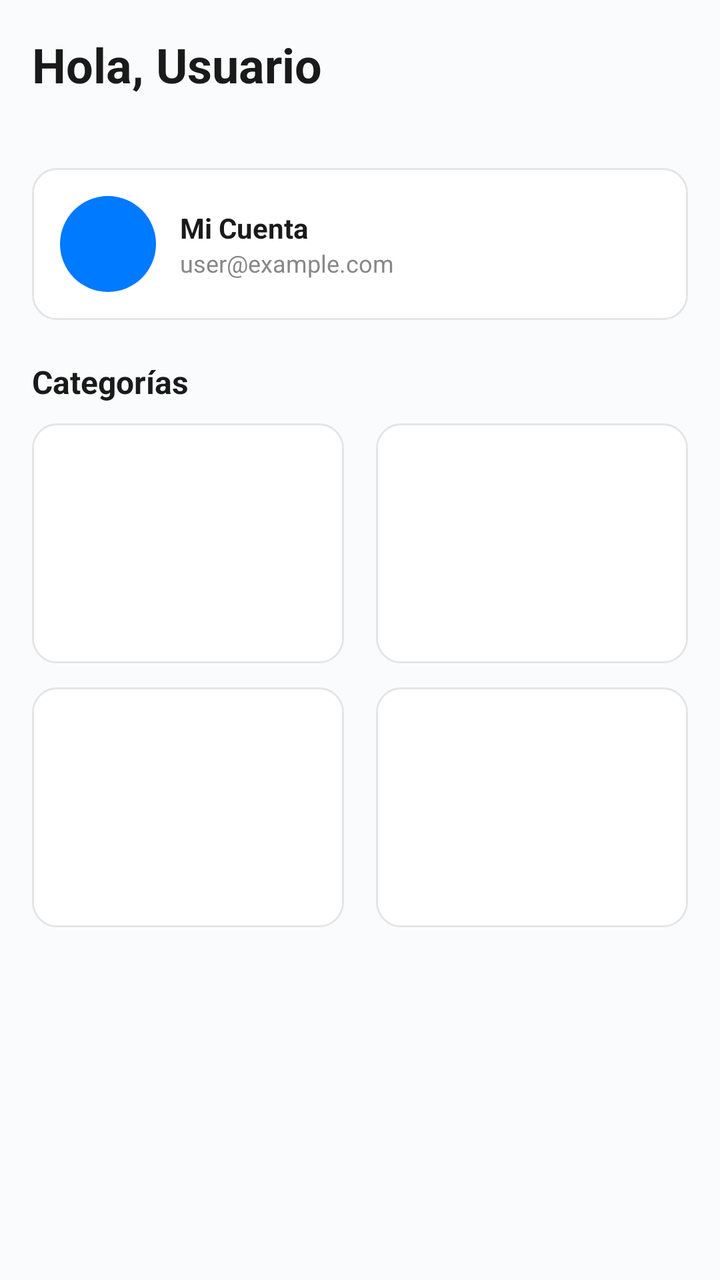
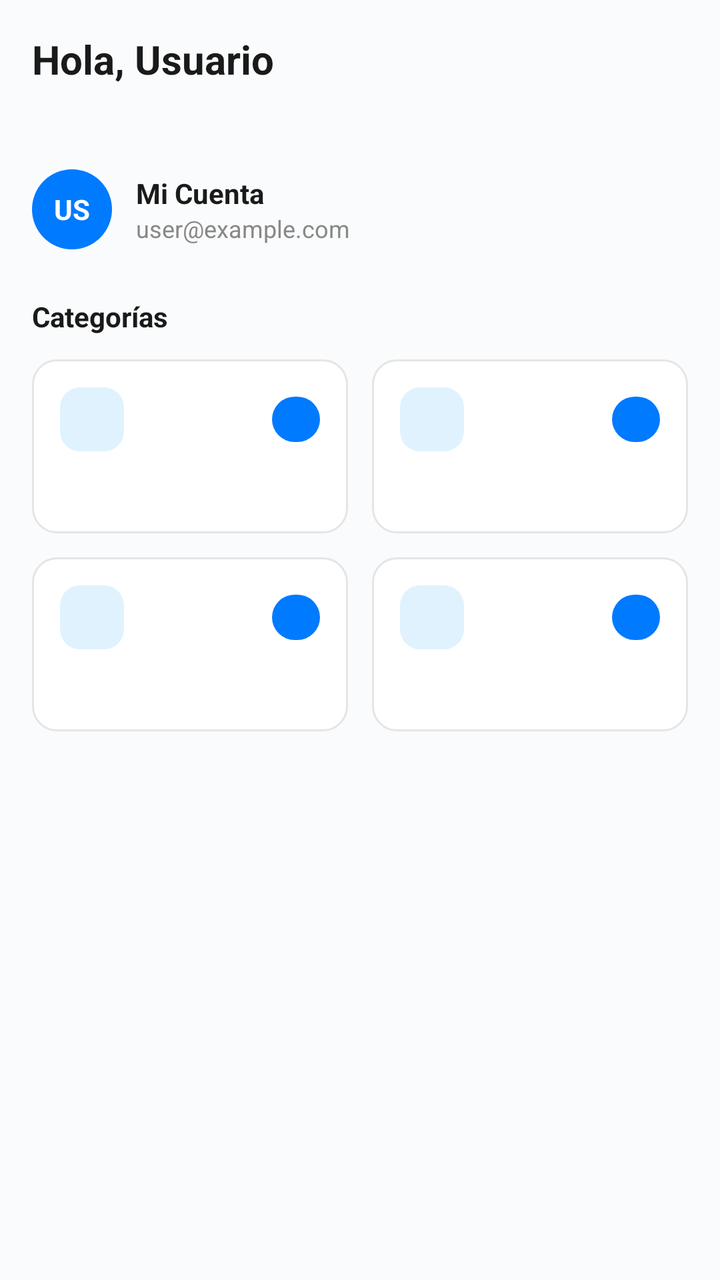

The first picture is an Android layout as it rendered before a commit; the second is the same layout after the commit. The layout source and the unified diff follow.
<!-- AndroidManifest.xml: application theme Theme.TaskManager -->
<!-- res/layout/fragment_home.xml -->
<?xml version="1.0" encoding="utf-8"?>
<ScrollView xmlns:android="http://schemas.android.com/apk/res/android"
    android:layout_width="match_parent"
    android:layout_height="match_parent"
    android:background="@color/background"
    android:fillViewport="true">

    <LinearLayout
        android:layout_width="match_parent"
        android:layout_height="wrap_content"
        android:orientation="vertical"
        android:padding="16dp">

        <TextView
            android:id="@+id/greeting"
            android:layout_width="wrap_content"
            android:layout_height="wrap_content"
            android:text="@string/hello_user"
            android:textColor="@color/text_primary"
            android:textSize="24sp"
            android:textStyle="bold" />

        <TextView
            android:id="@+id/greeting_date"
            android:layout_width="wrap_content"
            android:layout_height="wrap_content"
            android:layout_marginTop="2dp"
            android:textColor="@color/text_secondary"
            android:textSize="13sp" />

        <LinearLayout
            android:layout_width="match_parent"
            android:layout_height="wrap_content"
            android:layout_marginTop="16dp"
            android:background="@drawable/bg_card"
            android:gravity="center_vertical"
            android:orientation="horizontal"
            android:padding="14dp">

            <TextView
                android:layout_width="48dp"
                android:layout_height="48dp"
                android:background="@drawable/bg_avatar"
                android:gravity="center"
                android:text="@string/avatar_initials"
                android:textColor="@color/primary"
                android:textStyle="bold" />

            <LinearLayout
                android:layout_width="0dp"
                android:layout_height="wrap_content"
                android:layout_marginStart="12dp"
                android:layout_weight="1"
                android:orientation="vertical">

                <TextView
                    android:layout_width="wrap_content"
                    android:layout_height="wrap_content"
                    android:text="@string/my_account"
                    android:textColor="@color/text_primary"
                    android:textStyle="bold" />

                <TextView
                    android:layout_width="wrap_content"
                    android:layout_height="wrap_content"
                    android:text="@string/user_email"
                    android:textColor="@color/text_secondary"
                    android:textSize="12sp" />
            </LinearLayout>
        </LinearLayout>

        <TextView
            android:layout_width="wrap_content"
            android:layout_height="wrap_content"
            android:layout_marginTop="20dp"
            android:layout_marginBottom="10dp"
            android:text="@string/categories"
            android:textColor="@color/text_primary"
            android:textSize="16sp"
            android:textStyle="bold" />

        <LinearLayout
            android:layout_width="match_parent"
            android:layout_height="wrap_content"
            android:orientation="horizontal">

            <include
                android:id="@+id/card_all"
                layout="@layout/item_home_category"
                android:layout_width="0dp"
                android:layout_height="120dp"
                android:layout_marginEnd="8dp"
                android:layout_weight="1" />

            <include
                android:id="@+id/card_today"
                layout="@layout/item_home_category"
                android:layout_width="0dp"
                android:layout_height="120dp"
                android:layout_marginStart="8dp"
                android:layout_weight="1" />
        </LinearLayout>

        <LinearLayout
            android:layout_width="match_parent"
            android:layout_height="wrap_content"
            android:layout_marginTop="12dp"
            android:orientation="horizontal">

            <include
                android:id="@+id/card_important"
                layout="@layout/item_home_category"
                android:layout_width="0dp"
                android:layout_height="120dp"
                android:layout_marginEnd="8dp"
                android:layout_weight="1" />

            <include
                android:id="@+id/card_completed"
                layout="@layout/item_home_category"
                android:layout_width="0dp"
                android:layout_height="120dp"
                android:layout_marginStart="8dp"
                android:layout_weight="1" />
        </LinearLayout>
    </LinearLayout>
</ScrollView>
<!-- res/layout/item_home_category.xml (included above) -->
<?xml version="1.0" encoding="utf-8"?>
<LinearLayout xmlns:android="http://schemas.android.com/apk/res/android"
    android:id="@+id/category_root"
    android:layout_width="match_parent"
    android:layout_height="match_parent"
    android:background="@drawable/bg_card"
    android:gravity="center"
    android:orientation="vertical"
    android:padding="12dp">

    <ImageView
        android:id="@+id/category_icon"
        android:layout_width="36dp"
        android:layout_height="36dp"
        android:contentDescription="@null" />

    <TextView
        android:id="@+id/category_title"
        android:layout_width="wrap_content"
        android:layout_height="wrap_content"
        android:layout_marginTop="10dp"
        android:textColor="@color/text_primary"
        android:textSize="14sp"
        android:textStyle="bold" />
</LinearLayout>
<!-- resources referenced by this layout -->
<resources>
  <color name="background">#FAFBFC</color>
  <color name="primary">#007AFF</color>
  <color name="text_primary">#1A1A1A</color>
  <color name="text_secondary">#888888</color>
  <!-- drawable bg_avatar (drawable) -->
  <?xml version="1.0" encoding="utf-8"?>
  <shape xmlns:android="http://schemas.android.com/apk/res/android" android:shape="oval">
      <solid android:color="@color/primary" />
  </shape>
  <!-- drawable bg_card (drawable) -->
  <?xml version="1.0" encoding="utf-8"?>
  <shape xmlns:android="http://schemas.android.com/apk/res/android">
      <solid android:color="@color/surface" />
      <corners android:radius="12dp" />
      <stroke
          android:width="1dp"
          android:color="@color/divider" />
  </shape>
  <string name="avatar_initials">US</string>
  <string name="categories">Categorías</string>
  <string name="hello_user">Hola, Usuario</string>
  <string name="my_account">Mi Cuenta</string>
  <string name="user_email">user@example.com</string>
  <style name="Theme.TaskManager" parent="Theme.Material3.Light.NoActionBar">
          <item name="colorPrimary">@color/primary</item>
          <item name="colorPrimaryDark">@color/primary_dark</item>
          <item name="colorSecondary">@color/primary</item>
          <item name="android:statusBarColor">@color/primary</item>
          <item name="android:navigationBarColor">@color/surface</item>
          <item name="android:windowBackground">@color/background</item>
          <item name="android:windowLightStatusBar">false</item>
      </style>
  <color name="surface">#FFFFFF</color>
  <color name="divider">#E5E5E5</color>
  <color name="primary_dark">#0063D1</color>
</resources>

<!-- the commit's change to res/layout/fragment_home.xml (unified diff, before → after) -->
@@ -17,33 +17,33 @@
             android:layout_height="wrap_content"
             android:text="@string/hello_user"
             android:textColor="@color/text_primary"
-            android:textSize="24sp"
+            android:textSize="20sp"
             android:textStyle="bold" />
 
         <TextView
             android:id="@+id/greeting_date"
             android:layout_width="wrap_content"
             android:layout_height="wrap_content"
-            android:layout_marginTop="2dp"
+            android:layout_marginTop="4dp"
             android:textColor="@color/text_secondary"
             android:textSize="13sp" />
 
         <LinearLayout
             android:layout_width="match_parent"
             android:layout_height="wrap_content"
-            android:layout_marginTop="16dp"
-            android:background="@drawable/bg_card"
+            android:layout_marginTop="12dp"
             android:gravity="center_vertical"
             android:orientation="horizontal"
-            android:padding="14dp">
+            android:paddingVertical="8dp">
 
             <TextView
-                android:layout_width="48dp"
-                android:layout_height="48dp"
+                android:layout_width="40dp"
+                android:layout_height="40dp"
                 android:background="@drawable/bg_avatar"
                 android:gravity="center"
                 android:text="@string/avatar_initials"
-                android:textColor="@color/primary"
+                android:textColor="@android:color/white"
+                android:textSize="14sp"
                 android:textStyle="bold" />
 
             <LinearLayout
@@ -58,6 +58,7 @@
                     android:layout_height="wrap_content"
                     android:text="@string/my_account"
                     android:textColor="@color/text_primary"
+                    android:textSize="14sp"
                     android:textStyle="bold" />
 
                 <TextView
@@ -72,11 +73,11 @@
         <TextView
             android:layout_width="wrap_content"
             android:layout_height="wrap_content"
-            android:layout_marginTop="20dp"
-            android:layout_marginBottom="10dp"
+            android:layout_marginTop="16dp"
+            android:layout_marginBottom="12dp"
             android:text="@string/categories"
             android:textColor="@color/text_primary"
-            android:textSize="16sp"
+            android:textSize="14sp"
             android:textStyle="bold" />
 
         <LinearLayout
@@ -88,16 +89,16 @@
                 android:id="@+id/card_all"
                 layout="@layout/item_home_category"
                 android:layout_width="0dp"
-                android:layout_height="120dp"
-                android:layout_marginEnd="8dp"
+                android:layout_height="87dp"
+                android:layout_marginEnd="6dp"
                 android:layout_weight="1" />
 
             <include
                 android:id="@+id/card_today"
                 layout="@layout/item_home_category"
                 android:layout_width="0dp"
-                android:layout_height="120dp"
-                android:layout_marginStart="8dp"
+                android:layout_height="87dp"
+                android:layout_marginStart="6dp"
                 android:layout_weight="1" />
         </LinearLayout>
 
@@ -111,16 +112,16 @@
                 android:id="@+id/card_important"
                 layout="@layout/item_home_category"
                 android:layout_width="0dp"
-                android:layout_height="120dp"
-                android:layout_marginEnd="8dp"
+                android:layout_height="87dp"
+                android:layout_marginEnd="6dp"
                 android:layout_weight="1" />
 
             <include
                 android:id="@+id/card_completed"
                 layout="@layout/item_home_category"
                 android:layout_width="0dp"
-                android:layout_height="120dp"
-                android:layout_marginStart="8dp"
+                android:layout_height="87dp"
+                android:layout_marginStart="6dp"
                 android:layout_weight="1" />
         </LinearLayout>
     </LinearLayout>
@@ -128,19 +129,53 @@
 <!-- res/layout/item_home_category.xml (included above) -->
 <?xml version="1.0" encoding="utf-8"?>
 <LinearLayout xmlns:android="http://schemas.android.com/apk/res/android"
+    xmlns:app="http://schemas.android.com/apk/res-auto"
     android:id="@+id/category_root"
     android:layout_width="match_parent"
     android:layout_height="match_parent"
     android:background="@drawable/bg_card"
-    android:gravity="center"
     android:orientation="vertical"
-    android:padding="12dp">
+    android:padding="14dp">
 
-    <ImageView
-        android:id="@+id/category_icon"
-        android:layout_width="36dp"
-        android:layout_height="36dp"
-        android:contentDescription="@null" />
+    <LinearLayout
+        android:layout_width="match_parent"
+        android:layout_height="wrap_content"
+        android:gravity="center_vertical"
+        android:orientation="horizontal">
+
+        <FrameLayout
+            android:id="@+id/category_icon_bg"
+            android:layout_width="32dp"
+            android:layout_height="32dp"
+            android:background="@drawable/bg_icon_blue">
+
+            <ImageView
+                android:id="@+id/category_icon"
+                android:layout_width="18dp"
+                android:layout_height="18dp"
+                android:layout_gravity="center"
+                android:contentDescription="@null"
+                app:tint="@color/primary" />
+        </FrameLayout>
+
+        <Space
+            android:layout_width="0dp"
+            android:layout_height="1dp"
+            android:layout_weight="1" />
+
+        <TextView
+            android:id="@+id/category_count"
+            android:layout_width="wrap_content"
+            android:layout_height="wrap_content"
+            android:background="@drawable/bg_count_badge"
+            android:minWidth="24dp"
+            android:paddingHorizontal="8dp"
+            android:paddingVertical="4dp"
+            android:gravity="center"
+            android:textColor="@android:color/white"
+            android:textSize="11sp"
+            android:textStyle="bold" />
+    </LinearLayout>
 
     <TextView
         android:id="@+id/category_title"
<!-- resource entries referenced after the edit -->
@@ -18,6 +18,18 @@
           android:width="1dp"
           android:color="@color/divider" />
   </shape>
+  <!-- drawable bg_count_badge (drawable) -->
+  <?xml version="1.0" encoding="utf-8"?>
+  <shape xmlns:android="http://schemas.android.com/apk/res/android">
+      <solid android:color="@color/primary" />
+      <corners android:radius="999dp" />
+  </shape>
+  <!-- drawable bg_icon_blue (drawable) -->
+  <?xml version="1.0" encoding="utf-8"?>
+  <shape xmlns:android="http://schemas.android.com/apk/res/android">
+      <solid android:color="@color/icon_bg_blue" />
+      <corners android:radius="10dp" />
+  </shape>
   <string name="avatar_initials">US</string>
   <string name="categories">Categorías</string>
   <string name="hello_user">Hola, Usuario</string>
@@ -34,6 +46,7 @@
       </style>
   <color name="surface">#FFFFFF</color>
   <color name="divider">#E5E5E5</color>
+  <color name="icon_bg_blue">#E0F2FE</color>
   <color name="primary_dark">#0063D1</color>
 </resources>
 
